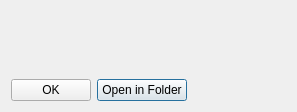
Before: the Qt Designer form UI/results-dialog.ui in udiNaveh/PITECA, drawn with Qt 5.
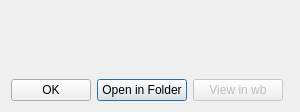
After: the same form once the commit is applied.

Commit message: added button to open wb view when we have only one file from PITECA

The edit to the form file:
```diff
--- a/UI/results-dialog.ui
+++ b/UI/results-dialog.ui
@@ -46,7 +46,7 @@
      </property>
     </widget>
    </item>
-   <item row="1" column="2">
+   <item row="1" column="3">
     <spacer name="horizontalSpacer">
      <property name="orientation">
       <enum>Qt::Horizontal</enum>
@@ -59,13 +59,35 @@
      </property>
     </spacer>
    </item>
-   <item row="0" column="0" colspan="3">
+   <item row="0" column="0" colspan="4">
     <widget class="QLabel" name="msgLabel">
      <property name="text">
       <string/>
      </property>
     </widget>
    </item>
+   <item row="1" column="2">
+    <widget class="QPushButton" name="viewInWbButton">
+     <property name="enabled">
+      <bool>false</bool>
+     </property>
+     <property name="minimumSize">
+      <size>
+       <width>90</width>
+       <height>0</height>
+      </size>
+     </property>
+     <property name="maximumSize">
+      <size>
+       <width>90</width>
+       <height>16777215</height>
+      </size>
+     </property>
+     <property name="text">
+      <string>View in wb</string>
+     </property>
+    </widget>
+   </item>
   </layout>
  </widget>
  <resources/>
```
The commit also changes 9 other files.
